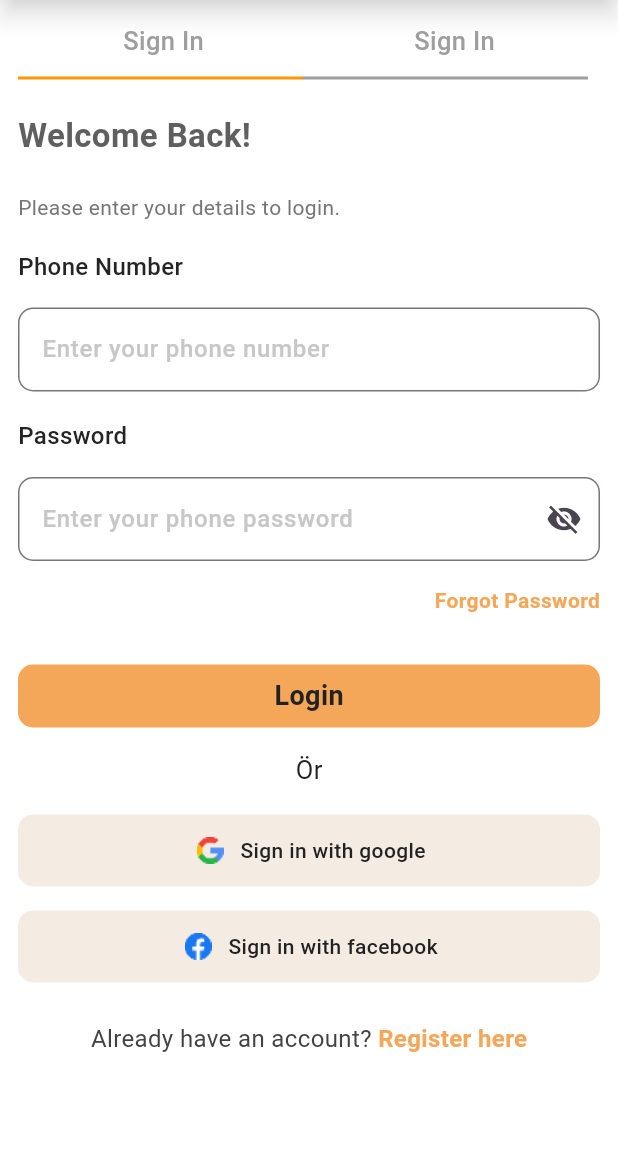
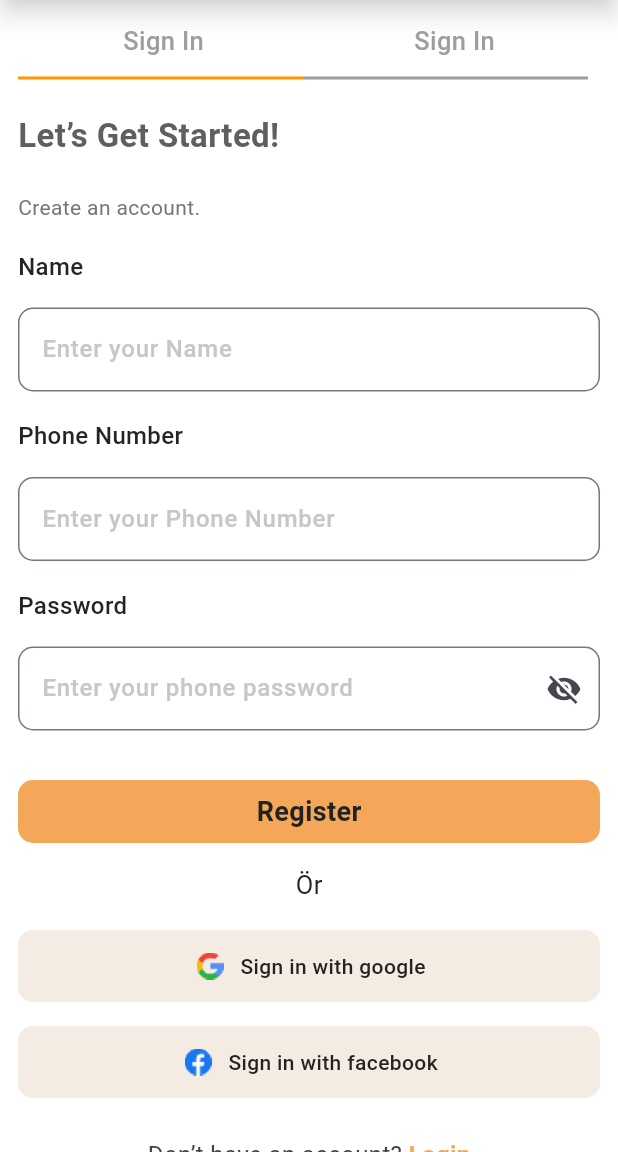
Before and after one commit to Niponpal/Dada-Garments, a Flutter app: the screen it shows after launch, on a phone screen of 412 x 824 dp, the part 84-1236 px from its top. Run offline on Flutter 3.47's test engine with Material 3 defaults, Android fonts, the phone set to English and light mode, and no system bars.

Commit message:
Fix 🚀🚀🚑 Register Screen

```diff
--- a/lib/loginScreen.dart
+++ b/lib/loginScreen.dart
@@ -237,7 +237,6 @@ class _LoginscreenViewState extends State<LoginscreenView> {
               ],
             )
 
-
           ],
         ),
       ),
--- a/lib/main.dart
+++ b/lib/main.dart
@@ -1,4 +1,5 @@
 import 'package:dadagarments/loginScreen.dart';
+import 'package:dadagarments/registerscreen.dart';
 import 'package:dadagarments/splashscreen.dart';
 import 'package:flutter/material.dart';
 
@@ -6,7 +7,7 @@ void main (){
   runApp(
     MaterialApp(
       debugShowCheckedModeBanner: false,
-      home: LoginscreenView(),
+      home: RegisterscreenView(),
     ),
   );
 }
--- /dev/null
+++ b/lib/registerscreen.dart
@@ -0,0 +1,283 @@
+import 'package:flutter/material.dart';
+
+class RegisterscreenView extends StatefulWidget {
+  const RegisterscreenView({super.key});
+
+  @override
+  State<RegisterscreenView> createState() => _RegisterscreenViewState();
+}
+
+class _RegisterscreenViewState extends State<RegisterscreenView> {
+  @override
+  Widget build(BuildContext context) {
+    return Scaffold(
+      backgroundColor: Color(0xffFFFFFF),
+      appBar: AppBar(
+        backgroundColor: Colors.white,
+        elevation: 6,
+        shadowColor: Colors.white,
+        leading: Padding(
+          padding: const EdgeInsets.all(8.0),
+          child: Container(
+            width: 22,
+            height: 22,
+            decoration: BoxDecoration(
+              color: Color(0xffF6F6F6),
+              borderRadius: BorderRadiusGeometry.circular(50),
+            ),
+            child: Image(image: AssetImage("assets/Maskgroup.png")),
+          ),
+        ),
+        title: Container(
+          width: 133,
+          height: 40,
+          child: Image(image: AssetImage("assets/image23.png")),
+        ),
+        centerTitle: true,
+      ),
+      body: SingleChildScrollView(
+        child: Padding(
+          padding: const EdgeInsets.symmetric(vertical: 15.0, horizontal: 12),
+          child: Column(
+            spacing: 4,
+            crossAxisAlignment: CrossAxisAlignment.start,
+            children: [
+              Row(
+                mainAxisAlignment: MainAxisAlignment.spaceAround,
+                children: [
+                  Text(
+                    "Sign In",
+                    style: TextStyle(
+                      fontSize: 17,
+                      fontWeight: FontWeight.w500,
+                      color: Colors.grey,
+                    ),
+                  ),
+                  Text(
+                    "Sign In",
+                    style: TextStyle(
+                      fontSize: 17,
+                      fontWeight: FontWeight.w500,
+                      color: Colors.grey,
+                    ),
+                  ),
+                ],
+              ),
+              Padding(
+                padding: const EdgeInsets.only(top: 8),
+                child: Row(
+                  children: [
+                    Container(width: 190, height: 2, color: Colors.orange),
+                    Container(width: 190, height: 2, color: Colors.grey),
+                  ],
+                ),
+              ),
+              Padding(
+                padding: const EdgeInsets.symmetric(vertical: 18),
+                child: Text(
+                  "Let’s Get Started!",
+                  style: TextStyle(
+                    fontSize: 22,
+                    fontWeight: FontWeight.w600,
+                    color: Color(0xff5F5F5F),
+                  ),
+                ),
+              ),
+              Text(
+                "Create an account.",
+                style: TextStyle(color: Color(0xff757575)),
+              ),
+              SizedBox(height: 10),
+              Text(
+                "Name",
+                style: TextStyle(
+                  fontWeight: FontWeight.w500,
+                  fontSize: 16,
+                  color: Color(0xff242424),
+                ),
+              ),
+              SizedBox(height: 8),
+              TextField(
+                decoration: InputDecoration(
+                  labelText: "Enter your Name",
+                  labelStyle: TextStyle(
+                    fontSize: 16,
+                    fontWeight: FontWeight.w500,
+                    color: Color(0xffC7C7C7),
+                  ),
+                  border: OutlineInputBorder(
+                    borderRadius: BorderRadius.circular(10),
+                  ),
+                ),
+              ),
+
+              SizedBox(height: 10),
+              Text(
+                "Phone Number",
+                style: TextStyle(
+                  fontWeight: FontWeight.w500,
+                  fontSize: 16,
+                  color: Color(0xff242424),
+                ),
+              ),
+              SizedBox(height: 8),
+              TextField(
+                decoration: InputDecoration(
+                  labelText: "Enter your Phone Number",
+                  labelStyle: TextStyle(
+                    fontSize: 16,
+                    fontWeight: FontWeight.w500,
+                    color: Color(0xffC7C7C7),
+                  ),
+                  border: OutlineInputBorder(
+                    borderRadius: BorderRadius.circular(10),
+                  ),
+                ),
+              ),
+
+              SizedBox(height: 10),
+
+              Text(
+                "Password",
+                style: TextStyle(
+                  fontWeight: FontWeight.w500,
+                  fontSize: 16,
+                  color: Color(0xff242424),
+                ),
+              ),
+              SizedBox(height: 8),
+              TextField(
+                decoration: InputDecoration(
+                  suffixIcon: Icon(Icons.visibility_off),
+                  labelText: "Enter your phone password",
+                  labelStyle: TextStyle(
+                    fontSize: 16,
+                    fontWeight: FontWeight.w500,
+                    color: Color(0xffC7C7C7),
+                  ),
+                  border: OutlineInputBorder(
+                    borderRadius: BorderRadius.circular(10),
+                  ),
+                ),
+              ),
+
+              SizedBox(height: 25),
+
+              Center(
+                child: Container(
+                  padding: EdgeInsets.all(8),
+                  decoration: BoxDecoration(
+                    color: Color(0xffF4A758),
+                    borderRadius: BorderRadius.circular(10), // radius 10
+                  ),
+                  alignment: Alignment.center,
+                  child: Text(
+                    "Register",
+                    style: TextStyle(
+                      fontSize: 18,
+                      fontWeight: FontWeight.w600,
+                      color: Color(0xff222222),
+                    ),
+                  ),
+                ),
+              ),
+              SizedBox(height: 8),
+              Center(
+                child: Text(
+                  "Ör",
+                  style: TextStyle(
+                    fontWeight: FontWeight.w400,
+                    fontSize: 17,
+                    color: Color(0xff222222),
+                  ),
+                ),
+              ),
+
+              SizedBox(height: 10),
+
+              Center(
+                child: Container(
+                  width: double.infinity,
+                  padding: EdgeInsets.symmetric(vertical: 12, horizontal: 16),
+                  decoration: BoxDecoration(
+                    color: Color(0xffF4EBE2),
+                    borderRadius: BorderRadius.circular(10),
+                  ),
+                  child: Row(
+                    mainAxisSize: MainAxisSize.max,
+                    mainAxisAlignment: MainAxisAlignment.center,
+                    children: [
+                      Image.asset("assets/google.png", width: 24, height: 24),
+
+                      SizedBox(width: 8),
+
+                      Text(
+                        "Sign in with google",
+                        style: TextStyle(
+                          fontSize: 14,
+                          fontWeight: FontWeight.w500,
+                          color: Color(0xff222222),
+                        ),
+                      ),
+                    ],
+                  ),
+                ),
+              ),
+              SizedBox(height: 8),
+              Center(
+                child: Container(
+                  width: double.infinity,
+                  padding: EdgeInsets.symmetric(vertical: 12, horizontal: 16),
+                  decoration: BoxDecoration(
+                    color: Color(0xffF4EBE2),
+                    borderRadius: BorderRadius.circular(10),
+                  ),
+                  child: Row(
+                    mainAxisSize: MainAxisSize.max,
+                    mainAxisAlignment: MainAxisAlignment.center,
+                    children: [
+                      Image.asset("assets/facebook.png", width: 24, height: 24),
+
+                      SizedBox(width: 8),
+
+                      Text(
+                        "Sign in with facebook",
+                        style: TextStyle(
+                          fontSize: 14,
+                          fontWeight: FontWeight.w500,
+                          color: Color(0xff222222),
+                        ),
+                      ),
+                    ],
+                  ),
+                ),
+              ),
+              SizedBox(height: 18),
+              Row(
+                mainAxisAlignment: MainAxisAlignment.center,
+                children: [
+                  Text(
+                    "Don’t have an account? ",
+                    style: TextStyle(
+                      fontSize: 16,
+                      fontWeight: FontWeight.w400,
+                      color: Color(0xff424242),
+                    ),
+                  ),
+                  Text(
+                    "Login",
+                    style: TextStyle(
+                      fontSize: 16,
+                      fontWeight: FontWeight.w600,
+                      color: Color(0xffF4A758),
+                    ),
+                  ),
+                ],
+              ),
+            ],
+          ),
+        ),
+      ),
+    );
+  }
+}
```
